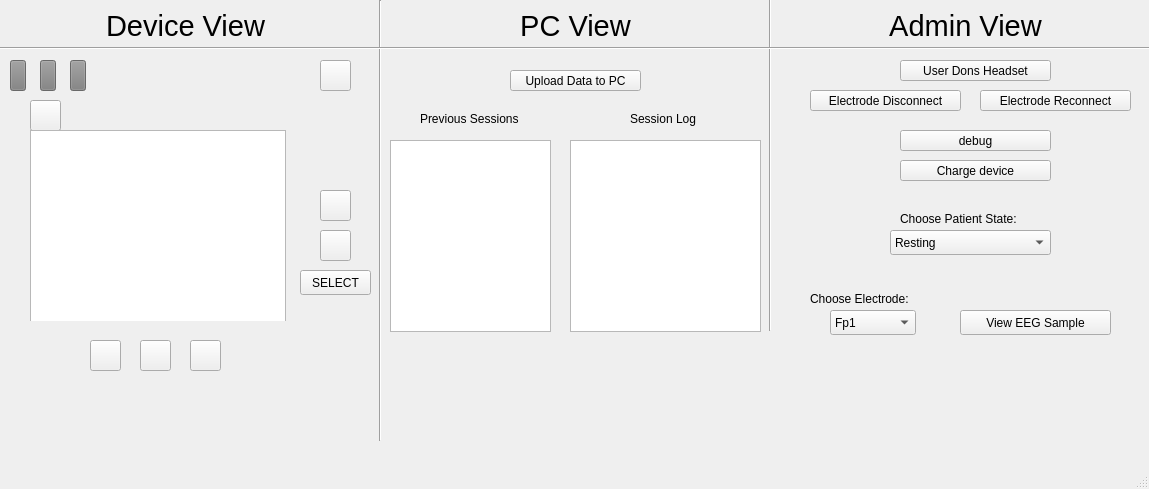
This is Neuroset/mainwindow.ui in kyleaitken/Neuroset as Qt 5 draws it before an edit. The edited form follows.
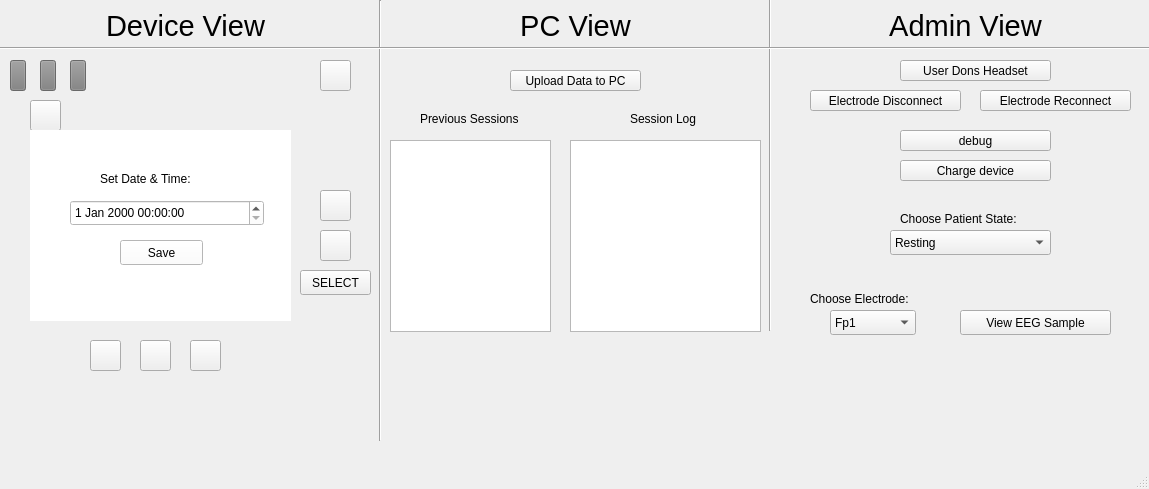
This is the edited form. The open tabs and pages were chosen to show the change. Icons and pictures are not drawn. Custom widgets are drawn as their Qt base class.

Commit message: Allow user to set custom date and time

```diff
--- a/Neuroset/mainwindow.ui
+++ b/Neuroset/mainwindow.ui
@@ -491,6 +491,47 @@
       </property>
      </widget>
     </widget>
+    <widget class="QWidget" name="setTimePage">
+     <property name="styleSheet">
+      <string notr="true">background-color: white;</string>
+     </property>
+     <widget class="QLabel" name="label_9">
+      <property name="geometry">
+       <rect>
+        <x>70</x>
+        <y>40</y>
+        <width>121</width>
+        <height>17</height>
+       </rect>
+      </property>
+      <property name="text">
+       <string>Set Date &amp; Time:</string>
+      </property>
+     </widget>
+     <widget class="QDateTimeEdit" name="dateTimeEdit">
+      <property name="geometry">
+       <rect>
+        <x>40</x>
+        <y>70</y>
+        <width>194</width>
+        <height>26</height>
+       </rect>
+      </property>
+     </widget>
+     <widget class="QPushButton" name="saveDateTime">
+      <property name="geometry">
+       <rect>
+        <x>90</x>
+        <y>110</y>
+        <width>83</width>
+        <height>25</height>
+       </rect>
+      </property>
+      <property name="text">
+       <string>Save</string>
+      </property>
+     </widget>
+    </widget>
    </widget>
    <widget class="QPushButton" name="EEGSampleButton">
     <property name="geometry">
```
The commit also changes 5 other files.
